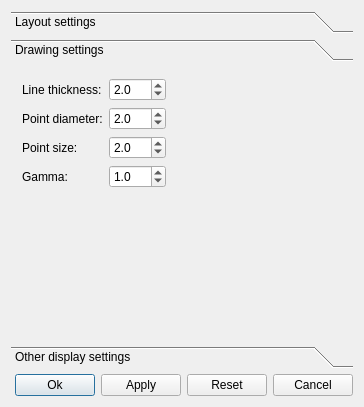
Old version of the form src/saisieQT/Settings.ui in the repository micmacIGN/micmac.
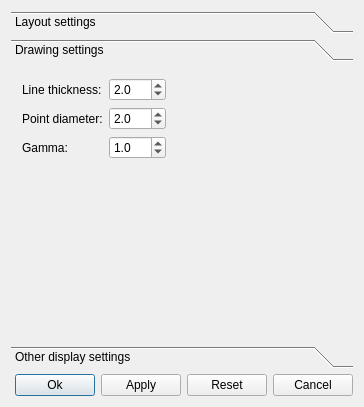
New version of the form. Icons and pictures are not drawn.

Commit message: SaisieQT : settings

Diff of the .ui file:
```diff
--- a/src/saisieQT/Settings.ui
+++ b/src/saisieQT/Settings.ui
@@ -184,16 +184,26 @@
           </widget>
          </item>
          <item row="2" column="0">
-          <widget class="QLabel" name="PointSize_label">
+          <widget class="QLabel" name="Gamma_label">
            <property name="lineWidth">
             <number>1</number>
            </property>
            <property name="text">
-            <string>Point size:</string>
+            <string>Gamma:</string>
            </property>
           </widget>
          </item>
-         <item row="3" column="1">
+         <item row="0" column="0">
+          <widget class="QLabel" name="LineThickness_label">
+           <property name="lineWidth">
+            <number>1</number>
+           </property>
+           <property name="text">
+            <string>Line thickness:</string>
+           </property>
+          </widget>
+         </item>
+         <item row="2" column="1">
           <widget class="QDoubleSpinBox" name="GammaDoubleSpinBox">
            <property name="decimals">
             <number>1</number>
@@ -219,36 +229,6 @@
            </property>
           </widget>
          </item>
-         <item row="0" column="0">
-          <widget class="QLabel" name="LineThickness_label">
-           <property name="lineWidth">
-            <number>1</number>
-           </property>
-           <property name="text">
-            <string>Line thickness:</string>
-           </property>
-          </widget>
-         </item>
-         <item row="2" column="1">
-          <widget class="QDoubleSpinBox" name="PointSize_doubleSpinBox">
-           <property name="decimals">
-            <number>1</number>
-           </property>
-           <property name="value">
-            <double>2.000000000000000</double>
-           </property>
-          </widget>
-         </item>
-         <item row="3" column="0">
-          <widget class="QLabel" name="Gamma_label">
-           <property name="lineWidth">
-            <number>1</number>
-           </property>
-           <property name="text">
-            <string>Gamma:</string>
-           </property>
-          </widget>
-         </item>
          <item row="0" column="2">
           <spacer name="horizontalSpacer_6">
            <property name="orientation">
```
Left out of the diff: 24 changed lines with no effect on the pictures. The commit also changes 8 other files.
